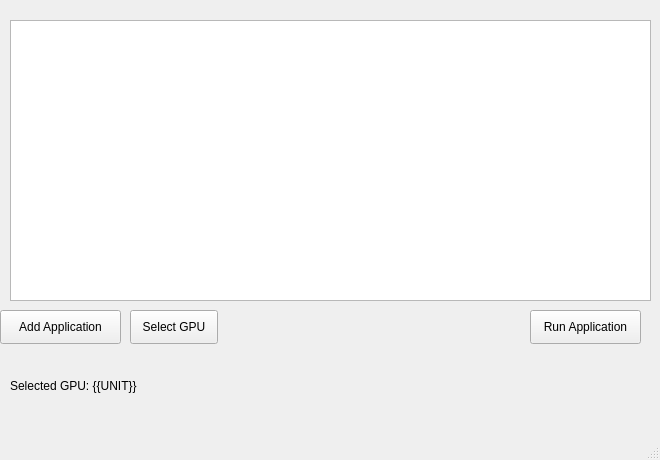
This is Sources/AppGUI/UI/MainWindow.ui in BC100Dev/RunAsGPU as Qt 5 draws it before an edit. The edited form follows.
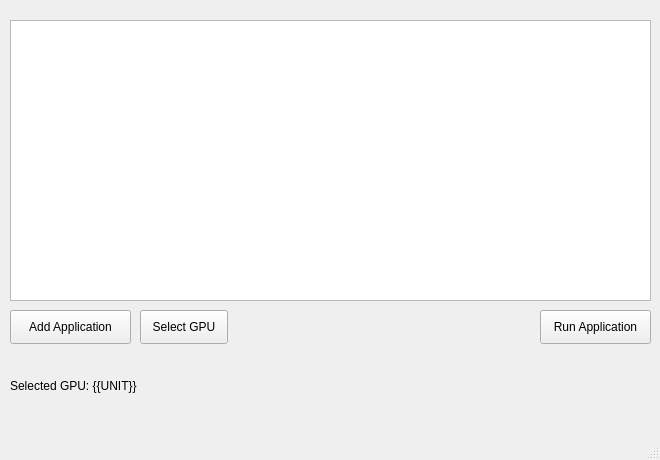
This is the edited form. Icons and pictures are not drawn.

```diff
--- a/Sources/AppGUI/UI/MainWindow.ui
+++ b/Sources/AppGUI/UI/MainWindow.ui
@@ -39,7 +39,7 @@
    <widget class="QPushButton" name="btnRun">
     <property name="geometry">
      <rect>
-      <x>530</x>
+      <x>540</x>
       <y>310</y>
       <width>111</width>
       <height>34</height>
@@ -68,7 +68,7 @@
    <widget class="QPushButton" name="btnApplicationAdd">
     <property name="geometry">
      <rect>
-      <x>0</x>
+      <x>10</x>
       <y>310</y>
       <width>121</width>
       <height>34</height>
@@ -81,7 +81,7 @@
    <widget class="QPushButton" name="btnUnitSelector">
     <property name="geometry">
      <rect>
-      <x>130</x>
+      <x>140</x>
       <y>310</y>
       <width>88</width>
       <height>34</height>
```
Left out of the diff: 5 changed lines with no effect on the pictures.
